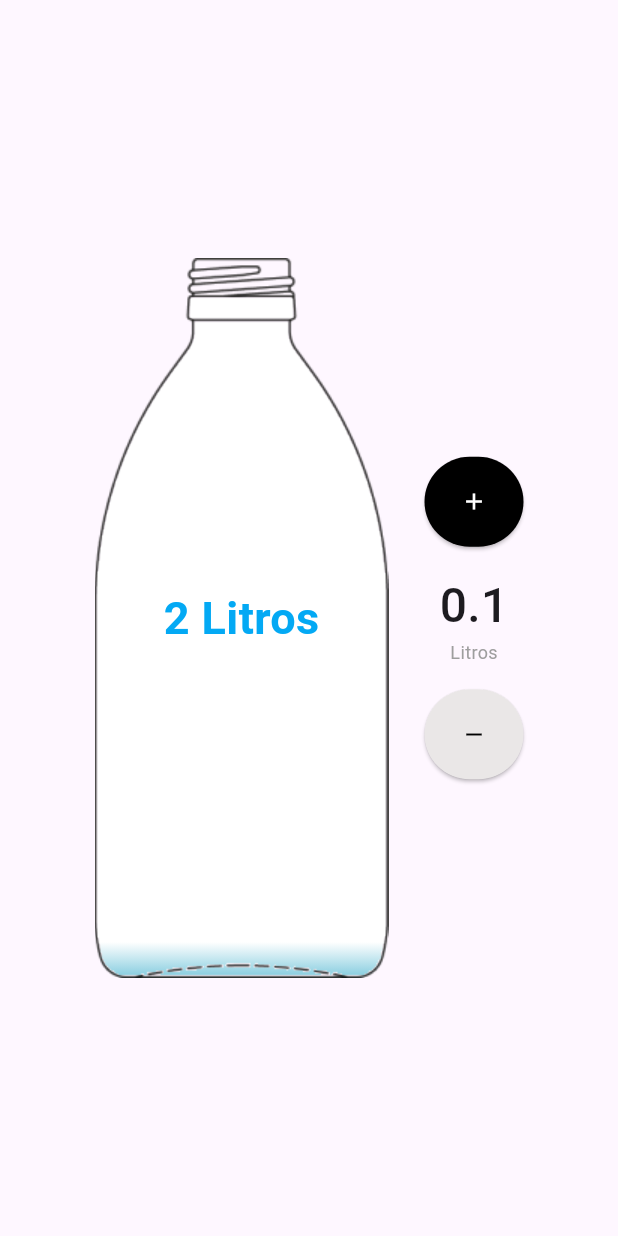
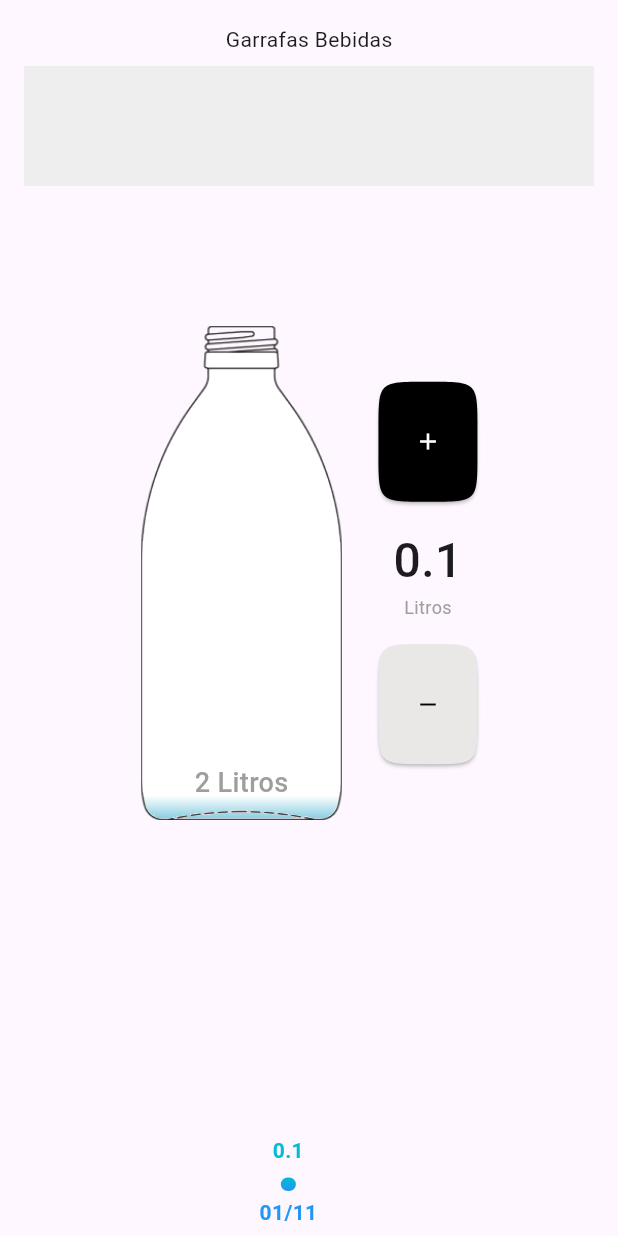
Before and after one commit to PhillipiLino/drink-water, a Flutter app: the screen it shows after launch, after a tap on the "add" icon, on a phone screen of 412 x 824 dp. Run offline on Flutter 3.47's test engine with Material 2 defaults, Android fonts, the phone set to English and light mode, and no system bars; drawn by our look-alikes of fl_chart; our stand-ins replace hive, hive_flutter; accounts and stored records are empty.

Commit message:
Add chart

```diff
--- a/lib/bottle.dart
+++ b/lib/bottle.dart
@@ -39,14 +39,16 @@ class Bottle extends StatelessWidget {
         ),
         if (showLimit)
           const Positioned.fill(
+            top: null,
+            bottom: 12,
             child: Center(
               child: SizedBox(
                 child: Text(
                   '2 Litros',
                   style: TextStyle(
-                    fontWeight: FontWeight.bold,
-                    fontSize: 30,
-                    color: Colors.lightBlue,
+                    fontWeight: FontWeight.w500,
+                    fontSize: 18,
+                    color: Colors.grey,
                   ),
                 ),
               ),
--- /dev/null
+++ b/lib/day_drink_chart.dart
@@ -0,0 +1,124 @@
+import 'dart:math';
+
+import 'package:drink_watter/day_drink.dart';
+import 'package:fl_chart/fl_chart.dart';
+import 'package:flutter/material.dart';
+
+class DayDrinkChart extends StatelessWidget {
+  final List<DayDrink> list;
+  const DayDrinkChart(this.list, {super.key});
+
+  @override
+  Widget build(BuildContext context) {
+    return SingleChildScrollView(
+      scrollDirection: Axis.horizontal,
+      child: SizedBox(
+        width: 1.5 * 25 * list.length,
+        child: BarChart(
+          BarChartData(
+            barTouchData: barTouchData,
+            titlesData: titlesData,
+            borderData: borderData,
+            barGroups: barGroups,
+            gridData: const FlGridData(show: false),
+            alignment: BarChartAlignment.spaceBetween,
+            maxY: list.map((e) => e.drinkedMls / 1000).reduce(max) + 1.8,
+          ),
+        ),
+      ),
+    );
+  }
+
+  BarTouchData get barTouchData => BarTouchData(
+        enabled: false,
+        touchTooltipData: BarTouchTooltipData(
+          tooltipBgColor: Colors.transparent,
+          tooltipPadding: EdgeInsets.zero,
+          tooltipMargin: 8,
+          getTooltipItem: (
+            BarChartGroupData group,
+            int groupIndex,
+            BarChartRodData rod,
+            int rodIndex,
+          ) {
+            return BarTooltipItem(
+              rod.toY.toString(),
+              const TextStyle(
+                color: Colors.cyan,
+                fontWeight: FontWeight.bold,
+              ),
+            );
+          },
+        ),
+      );
+
+  Widget getTitles(double value, TitleMeta meta) {
+    const style = TextStyle(
+      color: Colors.blue,
+      fontWeight: FontWeight.bold,
+      fontSize: 14,
+    );
+    String text;
+    text = list[value.toInt()].date.substring(0, 5);
+
+    return SideTitleWidget(
+      axisSide: meta.axisSide,
+      space: 4,
+      child: Text(text, style: style),
+    );
+  }
+
+  FlTitlesData get titlesData => FlTitlesData(
+        show: true,
+        bottomTitles: AxisTitles(
+          sideTitles: SideTitles(
+            showTitles: true,
+            reservedSize: 30,
+            getTitlesWidget: getTitles,
+          ),
+        ),
+        leftTitles: const AxisTitles(
+          sideTitles: SideTitles(showTitles: false),
+        ),
+        topTitles: const AxisTitles(
+          sideTitles: SideTitles(showTitles: false),
+        ),
+        rightTitles: const AxisTitles(
+          sideTitles: SideTitles(showTitles: false),
+        ),
+      );
+
+  FlBorderData get borderData => FlBorderData(
+        show: false,
+      );
+
+  LinearGradient get _barsGradient => const LinearGradient(
+        colors: [
+          Colors.blue,
+          Colors.cyan,
+        ],
+        begin: Alignment.bottomCenter,
+        end: Alignment.topCenter,
+      );
+
+  List<BarChartGroupData> get barGroups => list
+      .asMap()
+      .map(
+        (key, value) => MapEntry(
+          key,
+          BarChartGroupData(
+            x: key,
+            barRods: [
+              BarChartRodData(
+                toY: value.drinkedMls / 1000.0,
+                gradient: _barsGradient,
+                width: 10,
+              )
+            ],
+            showingTooltipIndicators: [0],
+          ),
+        ),
+      )
+      .values
+      .toList();
+}
--- a/lib/default_button.dart
+++ b/lib/default_button.dart
@@ -24,11 +24,14 @@ class DefaultButton extends StatelessWidget {
   @override
   Widget build(BuildContext context) {
     return SizedBox(
-      height: 60,
+      height: 80,
       child: ElevatedButton(
         style: ElevatedButton.styleFrom(
           backgroundColor: style.backgroundColor,
           foregroundColor: style.foregroundColor,
+          shape: ContinuousRectangleBorder(
+            borderRadius: BorderRadius.circular(32),
+          ),
         ),
         onPressed: onPressed,
         child: child,
--- a/lib/main.dart
+++ b/lib/main.dart
@@ -1,5 +1,8 @@
+import 'dart:ui';
+
 import 'package:drink_watter/bottle.dart';
 import 'package:drink_watter/day_drink.dart';
+import 'package:drink_watter/day_drink_chart.dart';
 import 'package:drink_watter/default_button.dart';
 import 'package:flutter/material.dart';
 import 'package:hive_flutter/hive_flutter.dart';
@@ -16,11 +19,15 @@
 class MyApp extends StatelessWidget {
   const MyApp({super.key});
 
-  // This widget is the root of your application.
   @override
   Widget build(BuildContext context) {
     return MaterialApp(
       title: 'Flutter Demo',
+      scrollBehavior: const MaterialScrollBehavior().copyWith(dragDevices: {
+        PointerDeviceKind.mouse,
+        PointerDeviceKind.touch,
+        PointerDeviceKind.trackpad,
+      }),
       theme: ThemeData(
         colorScheme: ColorScheme.fromSeed(seedColor: Colors.deepPurple),
         useMaterial3: true,
@@ -50,10 +57,13 @@
 
 class _MyHomePageState extends State<MyHomePage> {
   final dateFormat = DateFormat('dd/MM/yyyy');
-  late final Box<DayDrink> box;
+  Box<DayDrink>? box;
 
   initiateBox() async {
-    box = await Hive.openBox<DayDrink>('dayDrinkBox');
+    final initialize = await Hive.openBox<DayDrink>('dayDrinkBox');
+    setState(() {
+      box = initialize;
+    });
   }
 
   double goal = 2000;
@@ -63,8 +73,8 @@
 
   @override
   void initState() {
+    super.initState();
     initiateBox();
-    super.initState();
   }
 
   void _incrementCounter() {
@@ -73,9 +83,8 @@
       currentMls = _counter * 100;
     });
 
-    final currentDate = dateFormat.format(DateTime.now());
-
-    box.put(currentDate, DayDrink(currentDate, currentMls));
+    final currentDate = dateFormat.format(DateTime(2023, 11, 01));
+    box?.put(currentDate, DayDrink(currentDate, currentMls));
   }
 
   void _decrementCounter() {
@@ -84,42 +93,63 @@
       _counter--;
       currentMls = _counter * 100;
     });
+    box?.clear();
   }
 
   @override
   Widget build(BuildContext context) {
     extraBottles = currentMls ~/ 2000;
     return Scaffold(
-      body: Center(
+      body: SafeArea(
+        child: Center(
           child: Column(
             mainAxisAlignment: MainAxisAlignment.center,
             crossAxisAlignment: CrossAxisAlignment.center,
             children: <Widget>[
-            AnimatedContainer(
-              duration: const Duration(milliseconds: 300),
-              height: extraBottles > 0 ? 80 : 0,
+              Padding(
+                padding: const EdgeInsets.all(16.0),
+                child: Column(
+                  children: [
+                    const Text('Garrafas Bebidas'),
+                    const SizedBox(height: 8),
+                    Container(
+                      color: Colors.grey[200],
+                      height: 80,
+                      child: Center(
                         child: ListView.separated(
+                          shrinkWrap: true,
+                          padding: const EdgeInsets.all(8),
                           scrollDirection: Axis.horizontal,
-                padding: const EdgeInsets.only(bottom: 24),
                           itemCount: extraBottles,
-                separatorBuilder: (_, __) => const SizedBox(width: 12),
+                          separatorBuilder: (_, __) =>
+                              const SizedBox(width: 12),
                           itemBuilder: (_, __) {
-                  return const Bottle(drinkedMls: 2000, showLimit: false);
+                            return const Bottle(
+                              drinkedMls: 2000,
+                              showLimit: false,
+                            );
                           },
                         ),
                       ),
-            Row(
-              mainAxisSize: MainAxisSize.min,
-              children: [
-                Column(
-                  children: [
-                    Bottle(
-                      drinkedMls: currentMls - (currentMls ~/ 2000 * goal),
                     ),
                   ],
                 ),
+              ),
+              Expanded(
+                child: Row(
+                  mainAxisAlignment: MainAxisAlignment.center,
+                  crossAxisAlignment: CrossAxisAlignment.center,
+                  mainAxisSize: MainAxisSize.min,
+                  children: [
+                    SizedBox(
+                      height: MediaQuery.of(context).size.height * 0.4,
+                      child: Bottle(
+                        drinkedMls: currentMls - (currentMls ~/ 2000 * goal),
+                      ),
+                    ),
                     const SizedBox(width: 24),
                     Column(
+                      mainAxisSize: MainAxisSize.min,
                       children: [
                         DefaultButton(
                           onPressed: _incrementCounter,
@@ -137,7 +167,8 @@
                             ),
                             const Text(
                               'Litros',
-                          style: TextStyle(fontSize: 12, color: Colors.grey),
+                              style:
+                                  TextStyle(fontSize: 12, color: Colors.grey),
                             ),
                           ],
                         ),
@@ -151,7 +182,21 @@
                     )
                   ],
                 ),
+              ),
+              ((box?.length ?? 0) > 0)
+                  ? SizedBox(
+                      height: 200,
+                      child: DayDrinkChart(box?.values.toList() ?? []))
+                  : Container(
+                      width: double.maxFinite,
+                      height: 200,
+                      color: Colors.grey[200],
+                      child: const Center(
+                        child: Text('Sem dados Salvos até o momento'),
+                      ),
+                    ),
             ],
+          ),
         ),
       ),
     );
--- a/pubspec.yaml
+++ b/pubspec.yaml
@@ -33,6 +33,7 @@ dependencies:
   intl: 0.18.1
   hive: ^2.2.3
   hive_flutter: ^1.1.0
+  fl_chart: ^0.64.0
 
 
   # The following adds the Cupertino Icons font to your application.
```
Also changed, not shown: pubspec.lock, 3 other files. Lines whose indentation alone changed are shown as unchanged.
